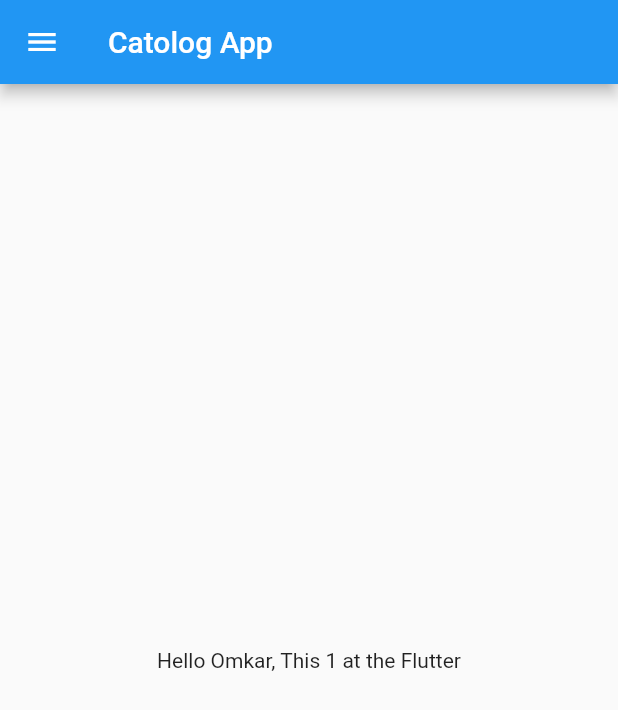
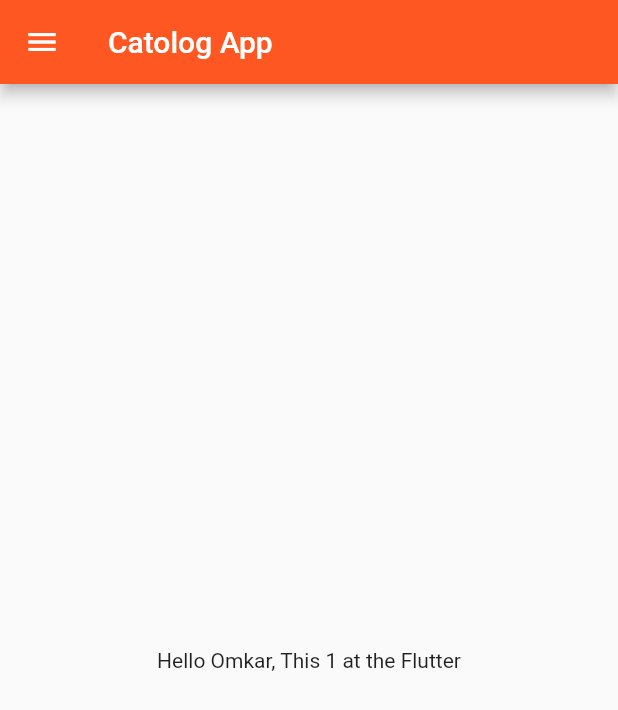
Before and after one commit to omkarbhalbar22/flutter_application_1, a Flutter app: the screen it shows after launch, on a phone screen of 412 x 824 dp. Shown: the top 710 px of the screen. Run offline on Flutter 3.47's test engine with Material 2 defaults, Android fonts, the phone set to English and light mode, and no system bars.

Commit message:
day2 Completed

```diff
--- a/lib/main.dart
+++ b/lib/main.dart
@@ -125,7 +125,8 @@ class _MyHomePageState extends State<MyHomePage> {
 }*/
 
 import 'package:flutter/material.dart';
-import 'package:flutter_application_1/home_page.dart';
+import 'package:flutter_application_1/Pages/home_page.dart';
+import 'package:flutter_application_1/Pages/login_page.dart';
 
 void main() {
   runApp(MyApp());
@@ -136,8 +137,19 @@ class MyApp extends StatelessWidget {
 
   @override
   Widget build(BuildContext context) {
-        return MaterialApp(
-          home: HomePage(),
-        );
+    return MaterialApp(
+      //home: HomePage(),
+      themeMode: ThemeMode.dark,
+      theme: ThemeData(primarySwatch: Colors.deepOrange),
+      // darkTheme: ThemeData(
+      //   brightness: Brightness.dark,
+      // ),
+      initialRoute:"/home",
+      routes: {
+        "/": (context) => LoginPage(),
+        "/home": (context) => HomePage(),
+        "/login": (context) => LoginPage(),
+      },
+    );
   }
 }
```
Also changed, not shown: lib/Pages/login_page.dart (added, +21 -0 lines), lib/Pages/home_page.dart (renamed from lib/home_page.dart).
